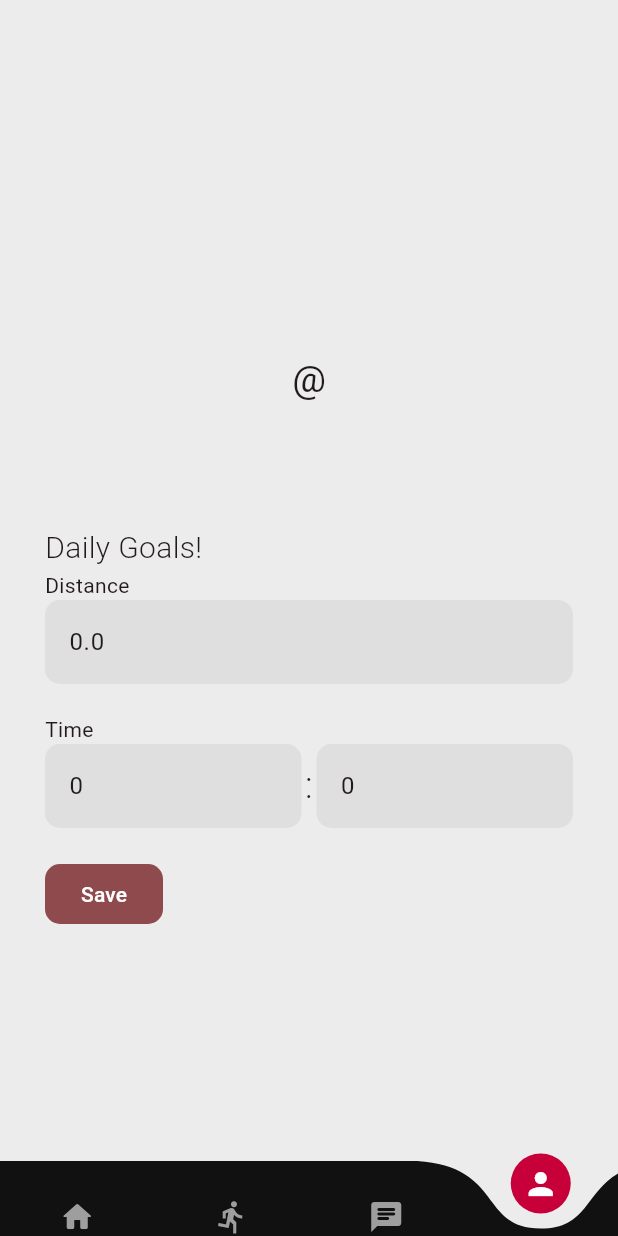
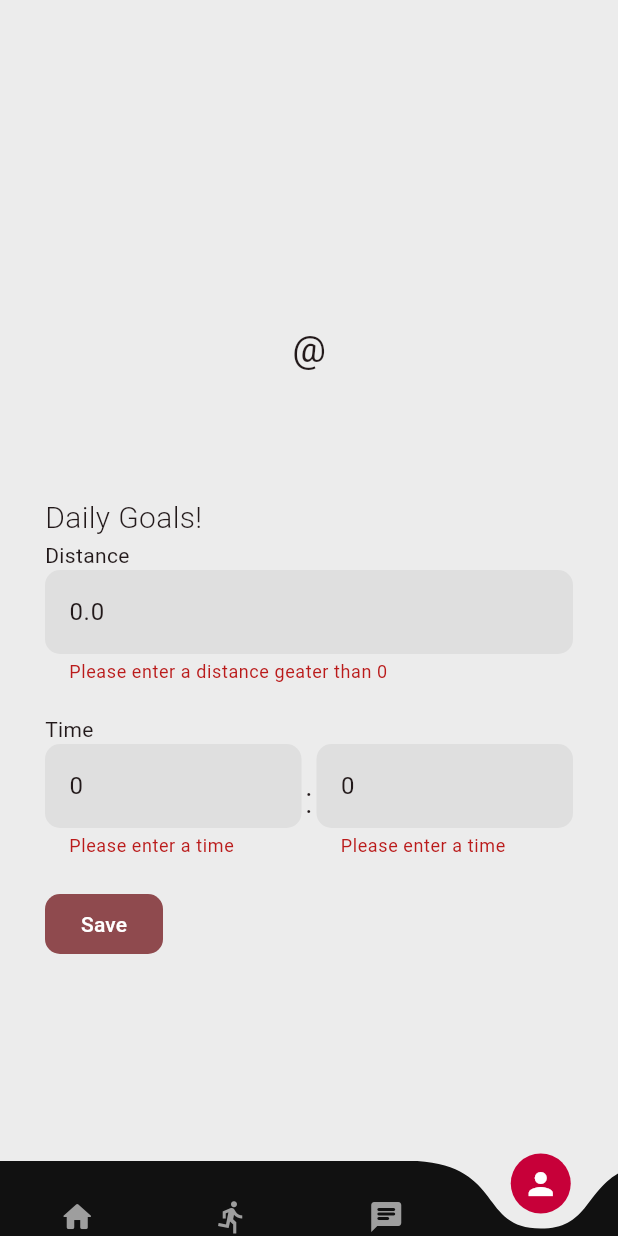
Before and after one commit to Sonya-c/sportlingo, a Flutter app: the Content screen opened directly, item 4 of the bottom bar chosen, after a tap on "Save", on a phone screen of 412 x 824 dp. Run offline on Flutter 3.47's test engine with Material 2 defaults, Android fonts, the light colour scheme and no system bars; drawn by our look-alikes of curved_navigation_bar; our stand-ins replace email_validator, firebase_auth, firebase_core, firebase_database, flutter_svg, geolocator and 5 more; accounts and stored records are empty.

Commit message:
activities + controllers

```diff
--- a/lib/data/model/user.dart
+++ b/lib/data/model/user.dart
@@ -7,7 +7,7 @@ class User {
   String email;
   String uid;
   int timeGoal;
-  int distanceGoal;
+  double distanceGoal;
   List<Activity> activities;
   List<String> chats;
 
@@ -32,11 +32,13 @@ class User {
         timeGoal = json['timeGoal'] ?? 0,
         distanceGoal = json['distanceGoal'] ?? 0,
         activities = json['activities'] != null
-                    ? (json['activities'] as List).map((item) => Activity.fromJson(item)).toList()
-                    : [], // Provide an empty list if null
+            ? (json['activities'] as List)
+                .map((item) => Activity.fromJson(item))
+                .toList()
+            : [], // Provide an empty list if null
         chats = json['chats'] != null
-                ? List<String>.from(json['chats'])
-                : []; // Provide an empty list if null
+            ? List<String>.from(json['chats'])
+            : []; // Provide an empty list if null
 
   toJson() {
     return {
--- a/lib/ui/controllers/user_controller.dart
+++ b/lib/ui/controllers/user_controller.dart
@@ -73,7 +73,7 @@ class UserController extends GetxController with UiLoggy {
   Future<void> changeGoals(double goalDistance, Duration goalTime) async {
     // Update local state
     _currentUser.update((user) {
-      user?.distanceGoal = goalDistance.toInt();
+      user?.distanceGoal = goalDistance;
       user?.timeGoal = goalTime.inMinutes;
     });
 
--- a/lib/ui/pages/content/profile/profile_page.dart
+++ b/lib/ui/pages/content/profile/profile_page.dart
@@ -67,6 +67,9 @@ class ProfilePage extends StatelessWidget {
                       if (value == null || value.isEmpty) {
                         return 'Please enter a distance';
                       }
+                      if (double.parse(value) <= 0) {
+                        return 'Please enter a distance geater than 0';
+                      }
                       return null;
                     },
                   ),
@@ -83,6 +86,11 @@ class ProfilePage extends StatelessWidget {
                           validator: (value) {
                             if (value == null || value.isEmpty) {
                               return 'Please enter hours';
+                            }
+                            if (int.parse(value) <= 0 &&
+                                int.parse(timeMinutesGoalController.text) <=
+                                    0) {
+                              return 'Please enter a time';
                             }
                             return null;
                           },
@@ -103,6 +111,12 @@ class ProfilePage extends StatelessWidget {
                             if (value == null || value.isEmpty) {
                               return 'Please enter minutes';
                             }
+
+                            if (int.parse(value) <= 0 &&
+                                int.parse(timeHoursGoalController.text) <= 0) {
+                              return 'Please enter a time';
+                            }
+
                             return null;
                           },
                         ),
--- a/lib/ui/widgets/summary_widgets/daily_objetives.dart
+++ b/lib/ui/widgets/summary_widgets/daily_objetives.dart
@@ -51,7 +51,9 @@ class DailyObjetives extends StatelessWidget {
                     child: CircularPercentIndicator(
                       radius: 50,
                       lineWidth: 10,
-                      percent: currentDistance / goalDistance,
+                      percent: currentDistance > goalDistance
+                          ? 1
+                          : currentDistance / goalDistance,
                       center: const Icon(
                         Icons.directions_run,
                         color: Colors.white,
@@ -65,14 +67,14 @@ class DailyObjetives extends StatelessWidget {
                   ),
                   const SizedBox(height: 10),
                   Text(
-                    "${currentDistance}km",
+                    "${currentDistance.toStringAsFixed(2)}m",
                     style: sora['n']!.copyWith(
                       color: Colors.white,
                       fontWeight: FontWeight.bold,
                     ),
                   ),
                   Text(
-                    "${goalDistance}km",
+                    "${goalDistance}m",
                     style: sora['s']!.copyWith(
                       color: Colors.white,
                     ),
@@ -86,7 +88,9 @@ class DailyObjetives extends StatelessWidget {
                     child: CircularPercentIndicator(
                       radius: 50,
                       lineWidth: 10,
-                      percent: currentTime.inSeconds / goalTime.inSeconds,
+                      percent: currentTime.inSeconds > goalTime.inSeconds
+                          ? 1
+                          : currentTime.inSeconds / goalTime.inSeconds,
                       center: const Icon(Icons.timer, color: Colors.white),
                       progressColor: orange,
                       backgroundColor: Colors.white.withOpacity(
--- a/lib/ui/widgets/summary_widgets/recent_activities.dart
+++ b/lib/ui/widgets/summary_widgets/recent_activities.dart
@@ -15,7 +15,7 @@ class RecentActivities extends StatelessWidget {
         children: [
           const Icon(Icons.directions_run),
           Text(
-              "$distance km",
+            "${distance.toStringAsFixed(2)} m",
             style: sora['n']!.copyWith(
               fontWeight: FontWeight.bold,
             ),
@@ -25,7 +25,8 @@ class RecentActivities extends StatelessWidget {
             style: sora['n']!,
           ),
         ],
-        ));
+      ),
+    );
   }
 
   @override
@@ -57,8 +58,8 @@ class RecentActivities extends StatelessWidget {
             padding: const EdgeInsets.all(10),
             itemBuilder: (context, index) {
               return activityRow(
-                activities[index]['distance'],
-                activities[index]['time'],
+                activities[index].distance,
+                activities[index].time,
               );
             },
           ),
```
Lines whose indentation alone changed are shown as unchanged.
